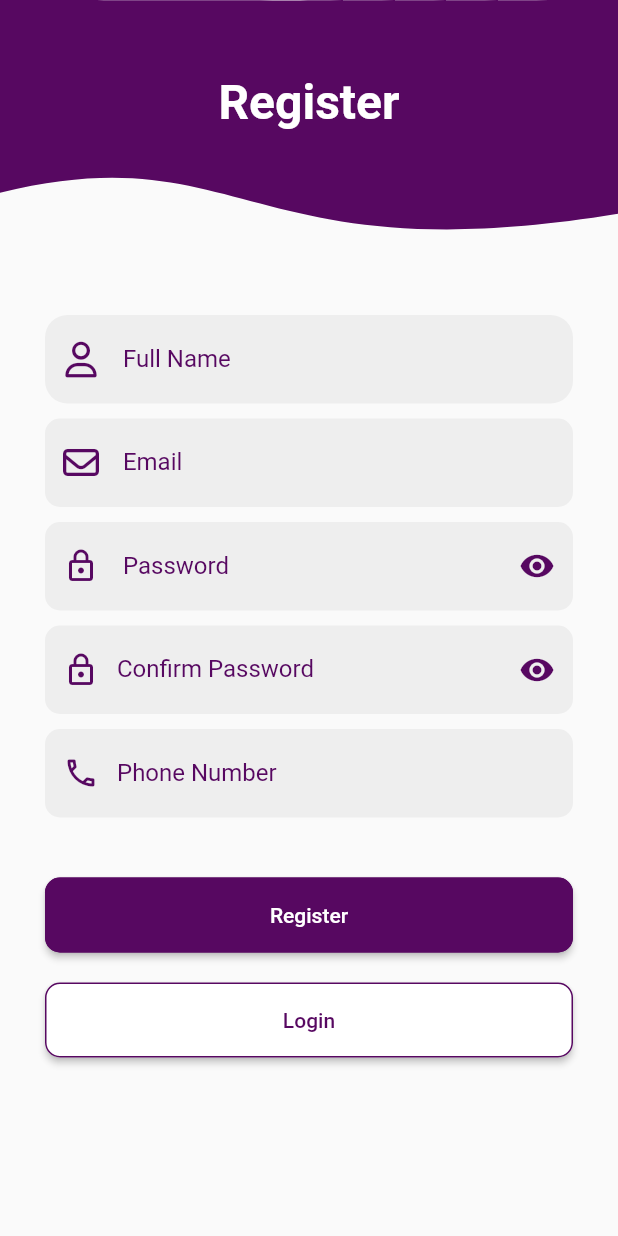
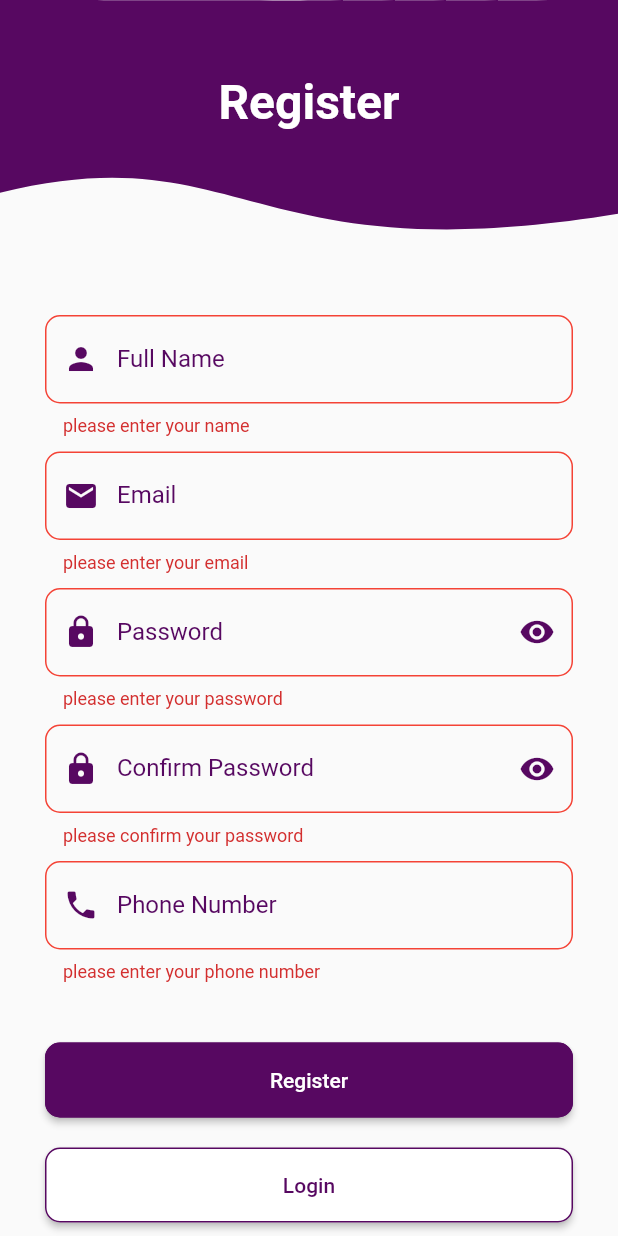
Before and after one commit to Mohamedali2074/GDSC_moali_tasks, a Flutter app: the RegisterPage screen opened by its route, after a tap on "Register", on a phone screen of 412 x 824 dp. Run offline on Flutter 3.47's test engine with Material 2 defaults, Android fonts, the phone set to English and light mode, and no system bars.

Commit message:
register page done

```diff
--- a/lib/views/widgets/login_page.dart
+++ b/lib/views/widgets/login_page.dart
@@ -103,10 +103,7 @@ class _LoginPageState extends State<LoginPage> {
                         ),
                       ),
                       const SizedBox(
-                        height: 10,
-                      ),
-                      const SizedBox(
-                        height: 40,
+                        height: 50,
                       ),
                       MainButton(
                         backgroundColor: kPrimaryColor,
--- a/lib/views/widgets/register_page.dart
+++ b/lib/views/widgets/register_page.dart
@@ -1,8 +1,9 @@
 import 'package:flutter/material.dart';
-import 'package:font_awesome_flutter/font_awesome_flutter.dart';
 import 'package:task2_register_page/constant.dart';
 import 'package:task2_register_page/custom_paint.dart';
 import 'package:task2_register_page/main_button.dart';
+import 'package:task2_register_page/routes_manger.dart';
+import 'package:task2_register_page/views/my_text_form_field.dart';
 
 class RegisterPage extends StatefulWidget {
   const RegisterPage({super.key});
@@ -12,9 +13,21 @@ class RegisterPage extends StatefulWidget {
 }
 
 class _RegisterPageState extends State<RegisterPage> {
+  final _formKey = GlobalKey<FormState>();
+  final _emailController = TextEditingController();
   final _nameController = TextEditingController();
-  final _emailController = TextEditingController();
   final _passwordController = TextEditingController();
+  final _confirmPasswordController = TextEditingController();
+  final _phoneNumberController = TextEditingController();
+  bool _visiblePassword = true;
+  bool _visibleConfirmPassword = true;
+
+  @override
+  void dispose() {
+    super.dispose();
+    _emailController.dispose();
+    _passwordController.dispose();
+  }
 
   @override
   Widget build(BuildContext context) {
@@ -52,158 +65,95 @@ class _RegisterPageState extends State<RegisterPage> {
               ),
               Padding(
                 padding: const EdgeInsets.symmetric(horizontal: 30),
+                child: Form(
+                  key: _formKey,
                   child: Column(
                     children: [
-                    Container(
-                      decoration: BoxDecoration(
-                        color: Colors.grey.shade200,
-                        borderRadius: const BorderRadius.all(
-                          Radius.circular(15),
-                        ),
-                      ),
-                      child: TextFormField(
+                      MyTextFormField(
                         controller: _nameController,
                         validator: (val) =>
                             val!.isEmpty ? 'please enter your name' : null,
-                        style: const TextStyle(
+                        labelText: 'Full Name',
+                        keyboardType: TextInputType.emailAddress,
+                        obscureText: false,
+                        prefixIcon: Icons.person,
+                      ),
+                      const SizedBox(
+                        height: 10,
+                      ),
+                      MyTextFormField(
+                        controller: _emailController,
+                        validator: (val) =>
+                            val!.isEmpty ? 'please enter your email' : null,
+                        labelText: 'Email',
+                        keyboardType: TextInputType.emailAddress,
+                        obscureText: false,
+                        prefixIcon: Icons.email,
+                      ),
+                      const SizedBox(
+                        height: 10,
+                      ),
+                      MyTextFormField(
+                        controller: _passwordController,
+                        validator: (val) =>
+                            val!.isEmpty ? 'please enter your password' : null,
+                        labelText: 'Password',
+                        keyboardType: TextInputType.visiblePassword,
+                        obscureText: !_visiblePassword,
+                        prefixIcon: Icons.lock,
+                        suffixIcon: InkWell(
+                          onTap: () {
+                            setState(() {
+                              _visiblePassword = !_visiblePassword;
+                            });
+                          },
+                          child: Icon(
+                            _visiblePassword
+                                ? Icons.visibility
+                                : Icons.visibility_off,
                             color: kPrimaryColor,
-                        ),
-                        keyboardType: TextInputType.emailAddress,
-                        decoration: const InputDecoration(
-                          border: InputBorder.none,
-                          // fillColor: Colors.grey.shade200,
-                          labelText: ' Full Name',
-                          labelStyle: TextStyle(color: kPrimaryColor),
-                          hintStyle: TextStyle(color: kPrimaryColor),
-                          prefixIcon: Icon(
-                            FontAwesomeIcons.user,
-                            color: kPrimaryColor,
-                          ),
                           ),
                         ),
                       ),
                       const SizedBox(
                         height: 10,
                       ),
-                    Container(
-                      decoration: BoxDecoration(
-                        color: Colors.grey.shade200,
-                        borderRadius: const BorderRadius.all(
-                          Radius.circular(10),
-                        ),
-                      ),
-                      child: TextFormField(
-                        style: const TextStyle(
+                      MyTextFormField(
+                        controller: _confirmPasswordController,
+                        validator: (val) => val!.isEmpty
+                            ? 'please confirm your password'
+                            : null,
+                        labelText: 'Confirm Password',
+                        keyboardType: TextInputType.visiblePassword,
+                        obscureText: !_visibleConfirmPassword,
+                        prefixIcon: Icons.lock,
+                        suffixIcon: InkWell(
+                          onTap: () {
+                            setState(() {
+                              _visibleConfirmPassword =
+                                  !_visibleConfirmPassword;
+                            });
+                          },
+                          child: Icon(
+                            _visibleConfirmPassword
+                                ? Icons.visibility
+                                : Icons.visibility_off,
                             color: kPrimaryColor,
-                        ),
-                        keyboardType: TextInputType.emailAddress,
-                        decoration: InputDecoration(
-                          border: InputBorder.none,
-                          fillColor: Colors.grey.shade200,
-                          labelText: ' Email',
-                          labelStyle: const TextStyle(color: kPrimaryColor),
-                          hintStyle: const TextStyle(color: kPrimaryColor),
-                          prefixIcon: const Icon(
-                            FontAwesomeIcons.envelope,
-                            color: kPrimaryColor,
-                          ),
                           ),
                         ),
                       ),
                       const SizedBox(
                         height: 10,
                       ),
-                    Container(
-                      decoration: BoxDecoration(
-                        color: Colors.grey.shade200,
-                        borderRadius: const BorderRadius.all(
-                          Radius.circular(10),
-                        ),
-                      ),
-                      child: TextFormField(
-                        style: const TextStyle(
-                          color: kPrimaryColor,
-                        ),
-                        keyboardType: TextInputType.visiblePassword,
-                        obscureText: true,
-                        decoration: InputDecoration(
-                          border: InputBorder.none,
-                          fillColor: Colors.grey.shade200,
-                          labelText: ' Password',
-                          labelStyle: const TextStyle(color: kPrimaryColor),
-                          hintStyle: const TextStyle(color: kPrimaryColor),
-                          prefixIcon: const Icon(
-                            Icons.lock_outlined,
-                            color: kPrimaryColor,
-                          ),
-                          suffixIcon: const Icon(
-                            Icons.remove_red_eye,
-                            color: kPrimaryColor,
-                          ),
-                        ),
-                      ),
-                    ),
-                    const SizedBox(
-                      height: 10,
-                    ),
-                    Container(
-                      decoration: BoxDecoration(
-                        color: Colors.grey.shade200,
-                        borderRadius: const BorderRadius.all(
-                          Radius.circular(10),
-                        ),
-                      ),
-                      child: TextFormField(
-                        style: const TextStyle(
-                          color: kPrimaryColor,
-                        ),
-                        keyboardType: TextInputType.visiblePassword,
-                        obscureText: true,
-                        decoration: InputDecoration(
-                          border: InputBorder.none,
-                          fillColor: Colors.grey.shade200,
-                          labelText: 'Confirm Password',
-                          labelStyle: const TextStyle(color: kPrimaryColor),
-                          hintStyle: const TextStyle(color: kPrimaryColor),
-                          prefixIcon: const Icon(
-                            Icons.lock_outlined,
-                            color: kPrimaryColor,
-                          ),
-                          suffixIcon: const Icon(
-                            Icons.remove_red_eye,
-                            color: kPrimaryColor,
-                          ),
-                        ),
-                      ),
-                    ),
-                    const SizedBox(
-                      height: 10,
-                    ),
-                    Container(
-                      decoration: BoxDecoration(
-                        color: Colors.grey.shade200,
-                        borderRadius: const BorderRadius.all(
-                          Radius.circular(10),
-                        ),
-                      ),
-                      child: TextFormField(
-                        style: const TextStyle(
-                          color: kPrimaryColor,
-                        ),
+                      MyTextFormField(
+                        controller: _phoneNumberController,
+                        validator: (val) => val!.isEmpty
+                            ? 'please enter your phone number'
+                            : null,
+                        labelText: 'Phone Number',
                         keyboardType: TextInputType.number,
-                        obscureText: true,
-                        decoration: InputDecoration(
-                          border: InputBorder.none,
-                          fillColor: Colors.grey.shade200,
-                          labelText: 'Phone Number',
-                          labelStyle: const TextStyle(color: kPrimaryColor),
-                          hintStyle: const TextStyle(color: kPrimaryColor),
-                          prefixIcon: const Icon(
-                            Icons.phone_outlined,
-                            color: kPrimaryColor,
-                          ),
-                        ),
-                      ),
+                        obscureText: false,
+                        prefixIcon: Icons.phone,
                       ),
                       const SizedBox(
                         height: 40,
@@ -212,7 +162,17 @@ class _RegisterPageState extends State<RegisterPage> {
                         backgroundColor: kPrimaryColor,
                         textColor: Colors.white,
                         text: 'Register',
-                      onPressed: () {},
+                        onPressed: () {
+                          setState(() {
+                            if (_formKey.currentState!.validate()) {
+                              Navigator.of(context)
+                                  .pushNamed(Routes.loginPageRoute);
+                              _formKey.currentState!.reset();
+                            } else {
+                              debugPrint('there was an error');
+                            }
+                          });
+                        },
                       ),
                       const SizedBox(
                         height: 20,
@@ -221,9 +181,11 @@ class _RegisterPageState extends State<RegisterPage> {
                         backgroundColor: Colors.white,
                         textColor: kPrimaryColor,
                         text: 'Login',
-                      onPressed: () {},
+                        onPressed: () => Navigator.of(context)
+                            .pushNamed(Routes.loginPageRoute),
                       ),
                     ],
+                  ),
                 ),
               ),
             ],
```
Lines whose indentation alone changed are shown as unchanged.
